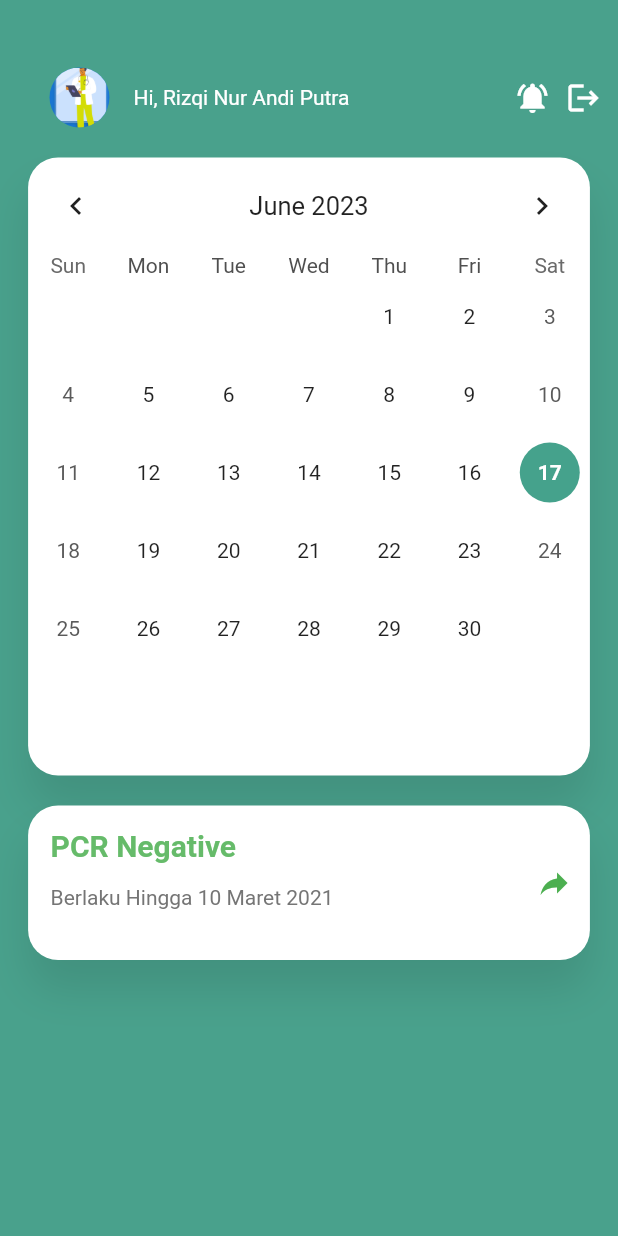
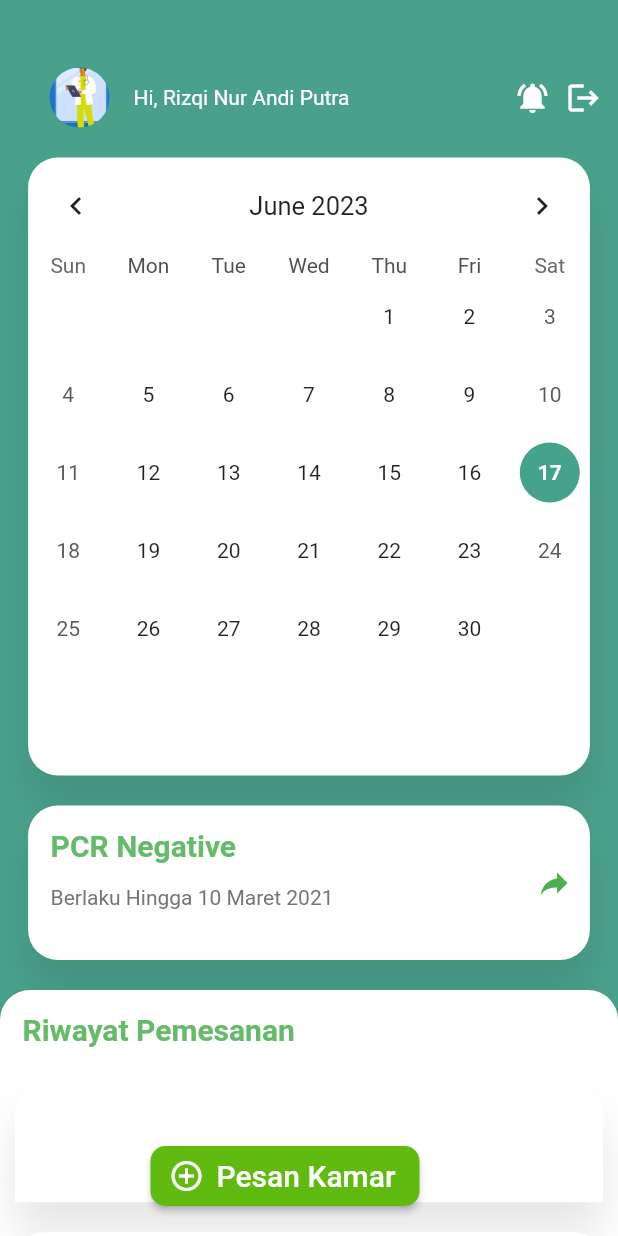
Before and after one commit to Thecaracter/UI_Sistem-Informasi_Rawat-Inap, a Flutter app: the Dashboard screen opened directly, on a phone screen of 412 x 824 dp. Run offline on Flutter 3.47's test engine with Material 2 defaults, Android fonts, the phone set to English and light mode, and no system bars; drawn by our look-alikes of table_calendar.

Commit message:
Update dasboard.dart

```diff
--- a/lib/page/dasboard.dart
+++ b/lib/page/dasboard.dart
@@ -1,21 +1,24 @@
 import 'package:flutter/material.dart';
 import 'package:table_calendar/table_calendar.dart';
+import 'package:ui_sistem_rawat_inap/login.dart';
 
 class Dashboard extends StatefulWidget {
-  const Dashboard({super.key});
+  const Dashboard({Key? key}) : super(key: key);
 
   @override
   State<Dashboard> createState() => _DashboardState();
 }
 
 class _DashboardState extends State<Dashboard> {
+  DateTime? selectedDay;
+
   @override
-  DateTime? selectedDay;
   Widget build(BuildContext context) {
     return Scaffold(
-      body: SingleChildScrollView(
+      backgroundColor: Color(0xff49A18C),
+      body: SafeArea(
+        child: SingleChildScrollView(
           child: Container(
-          height: MediaQuery.of(context).size.height,
             width: MediaQuery.of(context).size.width,
             color: Color(0xff49A18C),
             child: Column(
@@ -33,8 +36,7 @@ class _DashboardState extends State<Dashboard> {
                     children: [
                       CircleAvatar(
                         radius: 20,
-                      backgroundImage: AssetImage(
-                          'assets/Login.png'), // Ganti dengan path gambar profil Anda
+                        backgroundImage: AssetImage('assets/Login.png'),
                       ),
                       SizedBox(width: 16),
                       Text(
@@ -66,8 +68,6 @@ class _DashboardState extends State<Dashboard> {
                 SizedBox(
                   height: 20,
                 ),
-              // Define a variable to store the selected day
-
                 Container(
                   width: MediaQuery.of(context).size.width / 1.1,
                   height: MediaQuery.of(context).size.height / 2,
@@ -115,13 +115,12 @@ class _DashboardState extends State<Dashboard> {
                     onDaySelected:
                         (DateTime selectedDateTime, DateTime focusedDay) {
                       setState(() {
-                      selectedDay = selectedDateTime; // Update the selected day
+                        selectedDay = selectedDateTime;
                       });
                     },
                     onPageChanged: (focusedDay) {
                       setState(() {
-                      selectedDay =
-                          null; // Reset the selected day when changing the page
+                        selectedDay = null;
                       });
                     },
                     selectedDayPredicate: (DateTime date) {
@@ -201,8 +200,102 @@ class _DashboardState extends State<Dashboard> {
                     ],
                   ),
                 ),
+                SizedBox(
+                  height: 20,
+                ),
+                SingleChildScrollView(
+                  child: Container(
+                    height: MediaQuery.of(context).size.height,
+                    width: MediaQuery.of(context).size.width,
+                    decoration: BoxDecoration(
+                      color: Colors.white,
+                      borderRadius: BorderRadius.only(
+                        topLeft: Radius.circular(20),
+                        topRight: Radius.circular(20),
+                      ),
+                      boxShadow: const [
+                        BoxShadow(
+                          color: Color(0x19000000),
+                          blurRadius: 24,
+                          offset: Offset(0, 20),
+                        ),
                       ],
                     ),
+                    child: Column(
+                      crossAxisAlignment: CrossAxisAlignment.start,
+                      children: [
+                        Align(
+                          alignment: Alignment.centerLeft,
+                          child: Padding(
+                            padding: const EdgeInsets.all(15.0),
+                            child: Text(
+                              "Riwayat Pemesanan",
+                              style: TextStyle(
+                                fontSize: 20,
+                                fontWeight: FontWeight.bold,
+                                color: Colors.green[400],
+                              ),
+                            ),
+                          ),
+                        ),
+                        Expanded(
+                          child: ListView.builder(
+                            shrinkWrap: true,
+                            itemCount:
+                                3, // Ganti dengan jumlah data yang sesuai
+                            itemBuilder: (BuildContext context, int index) {
+                              return Padding(
+                                padding: const EdgeInsets.all(10),
+                                child: Container(
+                                  decoration: BoxDecoration(
+                                    color: Colors.white,
+                                    borderRadius: BorderRadius.only(
+                                      topLeft: Radius.circular(20),
+                                      topRight: Radius.circular(20),
+                                    ),
+                                    boxShadow: const [
+                                      BoxShadow(
+                                        color: Color(0x19000000),
+                                        blurRadius: 24,
+                                        offset: Offset(0, 20),
+                                      ),
+                                    ],
+                                  ),
+                                  height:
+                                      MediaQuery.of(context).size.height / 10.5,
+                                  width: 10,
+                                ),
+                              );
+                            },
+                          ),
+                        ),
+                      ],
+                    ),
+                  ),
+                ),
+              ],
+            ),
+          ),
+        ),
+      ),
+      floatingActionButton: Align(
+        alignment: Alignment.bottomCenter,
+        child: ElevatedButton.icon(
+          icon: const Icon(Icons.add_circle_outline),
+          label: const Text(
+            "Pesan Kamar",
+            style: TextStyle(
+              fontSize: 20,
+            ),
+          ),
+          style: ElevatedButton.styleFrom(
+            shape: RoundedRectangleBorder(
+              borderRadius: BorderRadius.circular(10),
+            ),
+            backgroundColor: Color(0xff60BA0F),
+            minimumSize: Size(100, 40),
+          ),
+          onPressed: () {},
         ),
       ),
     );
```
Lines whose indentation alone changed are shown as unchanged.
